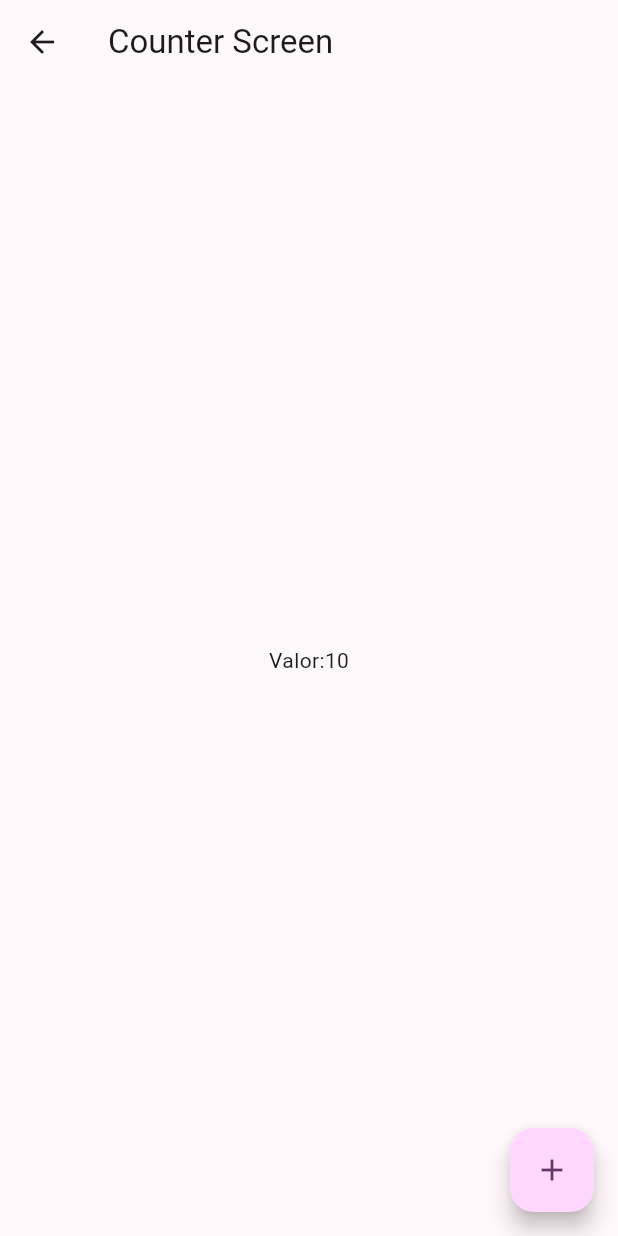
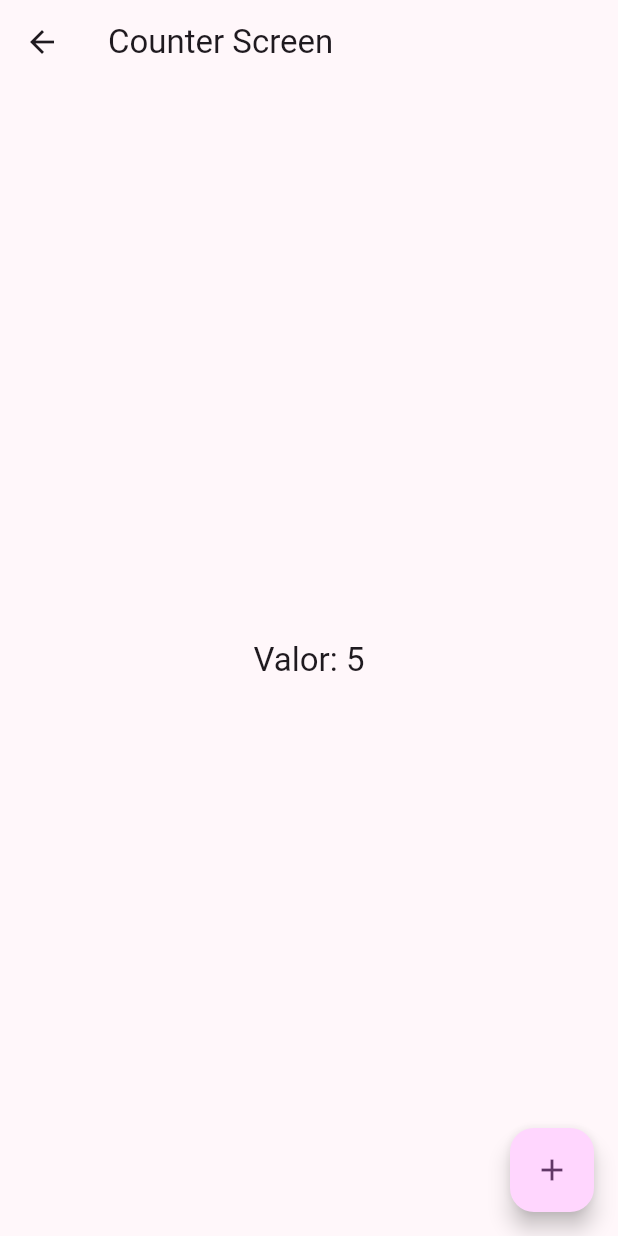
Before and after one commit to engelcituk/widgets-app, a Flutter app: the screen it shows after launch, after a tap on "Counter", on a phone screen of 412 x 824 dp. Run offline on Flutter 3.47's test engine with Material 2 defaults, Android fonts, the phone set to English and light mode, and no system bars; our stand-ins replace animate_do, flutter_riverpod, go_router.

Commit message:
Introducción a Riverpod

```diff
--- a/lib/main.dart
+++ b/lib/main.dart
@@ -1,9 +1,14 @@
 import 'package:flutter/material.dart';
+import 'package:flutter_riverpod/flutter_riverpod.dart';
 import 'package:widgets_app/config/router/app_router.dart';
 import 'package:widgets_app/config/theme/app_theme.dart';
 
 void main() {
-  runApp(const MainApp());
+  runApp(
+    const ProviderScope(
+      child:  MainApp()
+    )
+  );
 }
 
 class MainApp extends StatelessWidget {
--- /dev/null
+++ b/lib/presentation/providers/counter_provider.dart
@@ -0,0 +1,4 @@
+
+import 'package:flutter_riverpod/flutter_riverpod.dart';
+
+final counterProvider = StateProvider((ref) => 5);
--- a/lib/presentation/screens/counter/counter_screen.dart
+++ b/lib/presentation/screens/counter/counter_screen.dart
@@ -1,18 +1,23 @@
 import 'package:flutter/material.dart';
+import 'package:flutter_riverpod/flutter_riverpod.dart';
+import 'package:widgets_app/presentation/providers/counter_provider.dart';
 
-class CounterScreen extends StatelessWidget {
+class CounterScreen extends ConsumerWidget {
   static const String name = 'counter_screen';
 
   const CounterScreen({super.key});
 
   @override
-  Widget build(BuildContext context) {
+  Widget build(BuildContext context, WidgetRef ref) {
+
+    final int clickCounter = ref.watch(counterProvider);
+
     return  Scaffold(
       appBar: AppBar(
         title: const Text('Counter Screen'),
       ),
-      body: const Center(
-        child: Text('Valor:10'),
+      body:  Center(
+        child: Text('Valor: $clickCounter', style: Theme.of(context).textTheme.titleLarge,),
       ),
       floatingActionButton: FloatingActionButton(
         onPressed: (){},
@@ -21,14 +26,3 @@ class CounterScreen extends StatelessWidget {
     );
   }
 }
-
-class _CounterView extends StatelessWidget {
-  const _CounterView();
-
-  @override
-  Widget build(BuildContext context) {
-    return const Center(
-      child: Text('Valor:10'),
-    );
-  }
-}
--- a/pubspec.yaml
+++ b/pubspec.yaml
@@ -10,6 +10,7 @@ dependencies:
   animate_do: ^3.0.2
   flutter:
     sdk: flutter
+  flutter_riverpod: ^2.3.6
   go_router: ^9.0.3
 
 dev_dependencies:
```
Also changed, not shown: lib/config/menu/menu_items.dart (+7 -6 lines), pubspec.lock.
